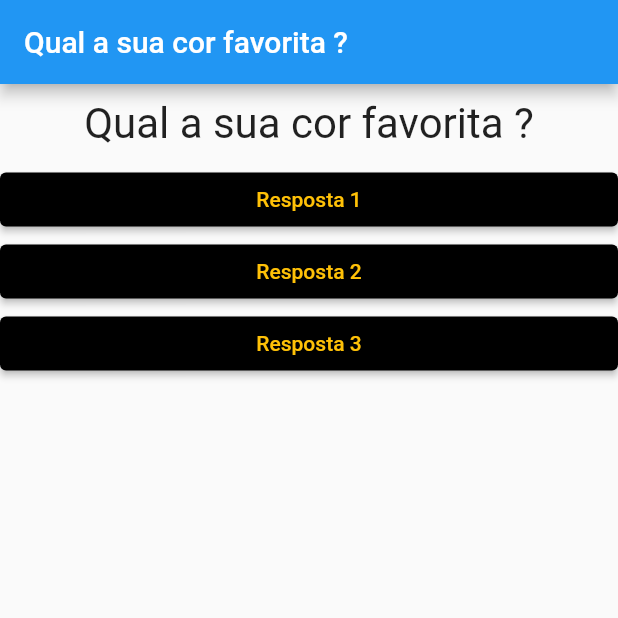
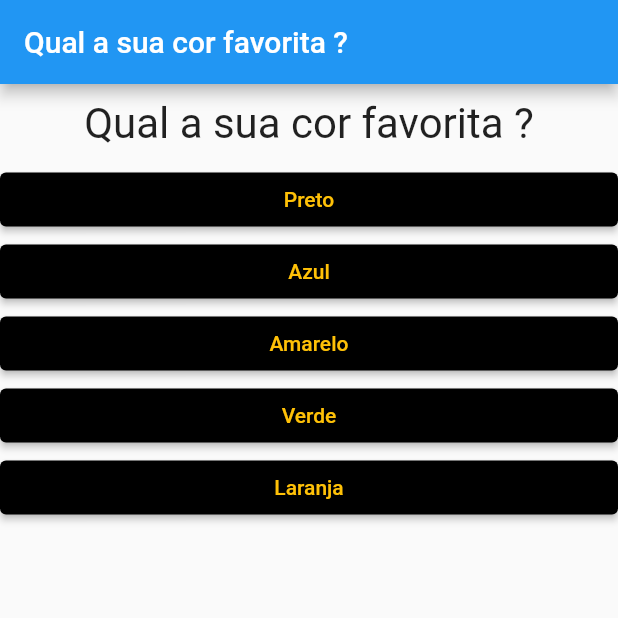
Before and after one commit to souza99/primeiro_projeto, a Flutter app: the screen it shows after launch, on a phone screen of 412 x 824 dp, the top half of it. Run offline on Flutter 3.47's test engine with Material 2 defaults, Android fonts, the phone set to English and light mode, and no system bars.

Commit message:
Lista de botões dinamica

```diff
--- a/lib/main.dart
+++ b/lib/main.dart
@@ -18,7 +18,7 @@ class _PerguntaAppState extends State<PerguntaApp> {
     final List<Map<String, Object>> perguntas = [
       {
         'texto': "Qual a sua cor favorita ?",
-        'respostas': ["Preto", "Azul", "Amarelo", "Verde"],
+        'respostas': ["Preto", "Azul", "Amarelo", "Verde", "Laranja"],
       },
       {
         'texto': "Qual é o seu animal favorito ?",
@@ -30,8 +30,12 @@ class _PerguntaAppState extends State<PerguntaApp> {
       }
     ];
 
+    //Cria uma lista com os meus botões para usar depois
+    List<Widget> respostas = [];
+
     for (var textoResp in perguntas[_perguntaSelecionada].cast()['respostas']) {
-      print(textoResp);
+      //Adiciona botões a lista de respostas
+      respostas.add(Resposta(textoResp, _responder));
     }
 
     return MaterialApp(
@@ -44,9 +48,10 @@ class _PerguntaAppState extends State<PerguntaApp> {
           body: Column(
             children: <Widget>[
               Questao(perguntas[_perguntaSelecionada]['texto'].toString()),
-              Resposta('Resposta 1', _responder),
-              Resposta('Resposta 2', _responder),
-              Resposta('Resposta 3', _responder),
+              //"..." é um Operador spred
+              // Vai trazer todos os items da lista
+              // para adicionar na lista "children: <Widget>["
+              ...respostas
             ],
           )),
     );
```
